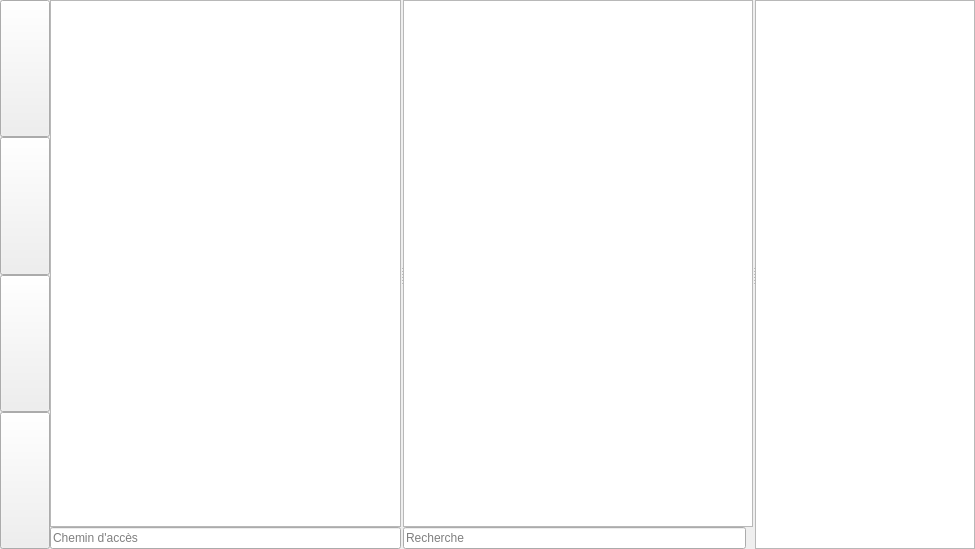
Above: mailer/src/gui/gen/attachfilewindow.ui from asm99/muami before the change. Below: the same form after it.
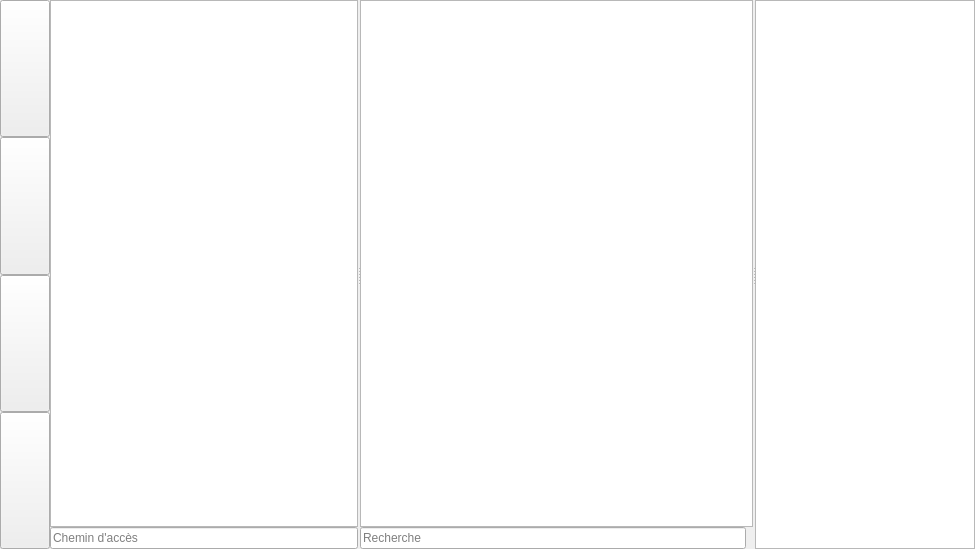
That is the form after the change. Icons and pictures are not drawn. Custom widgets are drawn as their Qt base class.

Diff of the .ui file:
```diff
--- a/mailer/src/gui/gen/attachfilewindow.ui
+++ b/mailer/src/gui/gen/attachfilewindow.ui
@@ -14,7 +14,7 @@
    <string>MainWindow</string>
   </property>
   <widget class="QWidget" name="centralwidget">
-   <layout class="QHBoxLayout" name="horizontalLayout_3">
+   <layout class="QVBoxLayout" name="verticalLayout_4">
     <property name="spacing">
      <number>0</number>
     </property>
@@ -31,7 +31,7 @@
      <number>0</number>
     </property>
     <item>
-     <layout class="QHBoxLayout" name="horizontalLayout_2">
+     <layout class="QHBoxLayout" name="horizontalLayout_3">
       <property name="spacing">
        <number>0</number>
       </property>
@@ -190,13 +190,6 @@
         <property name="handleWidth">
          <number>2</number>
         </property>
-        <widget class="QSplitter" name="splitter">
-         <property name="orientation">
-          <enum>Qt::Horizontal</enum>
-         </property>
-         <property name="handleWidth">
-          <number>2</number>
-         </property>
          <widget class="QWidget" name="layoutWidget">
           <layout class="QVBoxLayout" name="verticalLayout_2">
            <property name="spacing">
@@ -245,12 +238,24 @@
            </item>
           </layout>
          </widget>
-         <widget class="QWidget" name="layoutWidget">
+        <widget class="QSplitter" name="splitter">
+         <property name="orientation">
+          <enum>Qt::Horizontal</enum>
+         </property>
+         <property name="handleWidth">
+          <number>2</number>
+         </property>
+         <widget class="QWidget" name="">
           <layout class="QVBoxLayout" name="verticalLayout_3">
            <property name="spacing">
             <number>0</number>
            </property>
            <item>
+            <layout class="QHBoxLayout" name="horizontalLayout_2">
+             <property name="spacing">
+              <number>0</number>
+             </property>
+             <item>
             <widget class="QListWidget" name="contentList">
              <property name="sizePolicy">
               <sizepolicy hsizetype="Expanding" vsizetype="Expanding">
@@ -261,10 +266,18 @@
              <property name="verticalScrollBarPolicy">
               <enum>Qt::ScrollBarAlwaysOff</enum>
              </property>
+               <property name="flow">
+                <enum>QListView::TopToBottom</enum>
+               </property>
              <property name="viewMode">
-              <enum>QListView::IconMode</enum>
-             </property>
-            </widget>
+                <enum>QListView::ListMode</enum>
+               </property>
+               <property name="modelColumn">
+                <number>0</number>
+               </property>
+              </widget>
+             </item>
+            </layout>
            </item>
            <item>
             <layout class="QHBoxLayout" name="horizontalLayout">
@@ -313,7 +326,6 @@
            </item>
           </layout>
          </widget>
-        </widget>
         <widget class="QTextEdit" name="fileDetails">
          <property name="maximumSize">
           <size>
@@ -326,6 +338,7 @@
          </property>
         </widget>
        </widget>
+       </widget>
       </item>
      </layout>
     </item>
```
Left out of the diff: 1 changed line with no effect on the pictures. Lines whose indentation alone changed are shown as unchanged.
